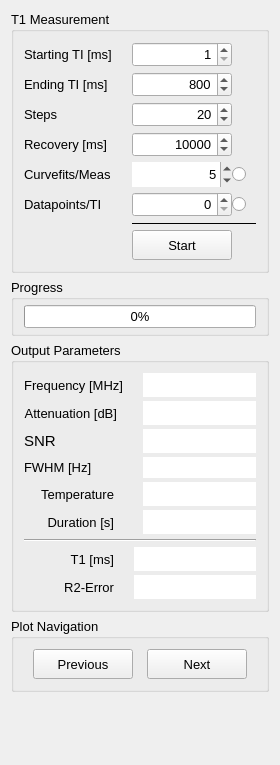
The window that Applications/relax/ui/ccRelaxometerT1.ui (OpenMRI/ocra) describes before a commit, drawn with Qt 5.
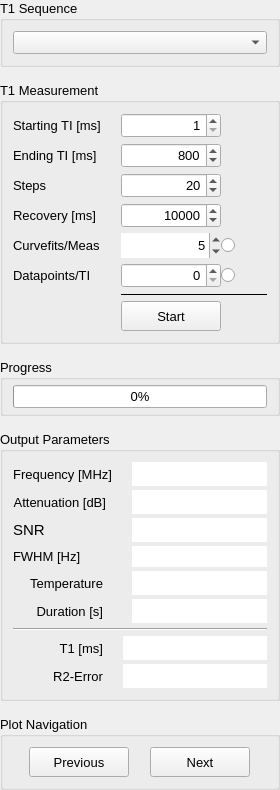
The same window after the commit.

The edit to the form file:
```diff
--- a/Applications/relax/ui/ccRelaxometerT1.ui
+++ b/Applications/relax/ui/ccRelaxometerT1.ui
@@ -32,6 +32,59 @@
    <string>Form</string>
   </property>
   <layout class="QVBoxLayout" name="verticalLayout">
+   <property name="spacing">
+    <number>15</number>
+   </property>
+   <property name="leftMargin">
+    <number>0</number>
+   </property>
+   <property name="topMargin">
+    <number>0</number>
+   </property>
+   <property name="rightMargin">
+    <number>0</number>
+   </property>
+   <property name="bottomMargin">
+    <number>0</number>
+   </property>
+   <item>
+    <widget class="QGroupBox" name="groupBox_3">
+     <property name="font">
+      <font>
+       <pointsize>10</pointsize>
+      </font>
+     </property>
+     <property name="title">
+      <string>T1 Sequence</string>
+     </property>
+     <layout class="QVBoxLayout" name="verticalLayout_4">
+      <property name="spacing">
+       <number>0</number>
+      </property>
+      <property name="leftMargin">
+       <number>10</number>
+      </property>
+      <property name="topMargin">
+       <number>10</number>
+      </property>
+      <property name="rightMargin">
+       <number>10</number>
+      </property>
+      <property name="bottomMargin">
+       <number>10</number>
+      </property>
+      <item>
+       <widget class="QComboBox" name="seq_selector">
+        <property name="font">
+         <font>
+          <pointsize>10</pointsize>
+         </font>
+        </property>
+       </widget>
+      </item>
+     </layout>
+    </widget>
+   </item>
    <item>
     <widget class="QGroupBox" name="MeasParamWidget">
      <property name="font">
```
